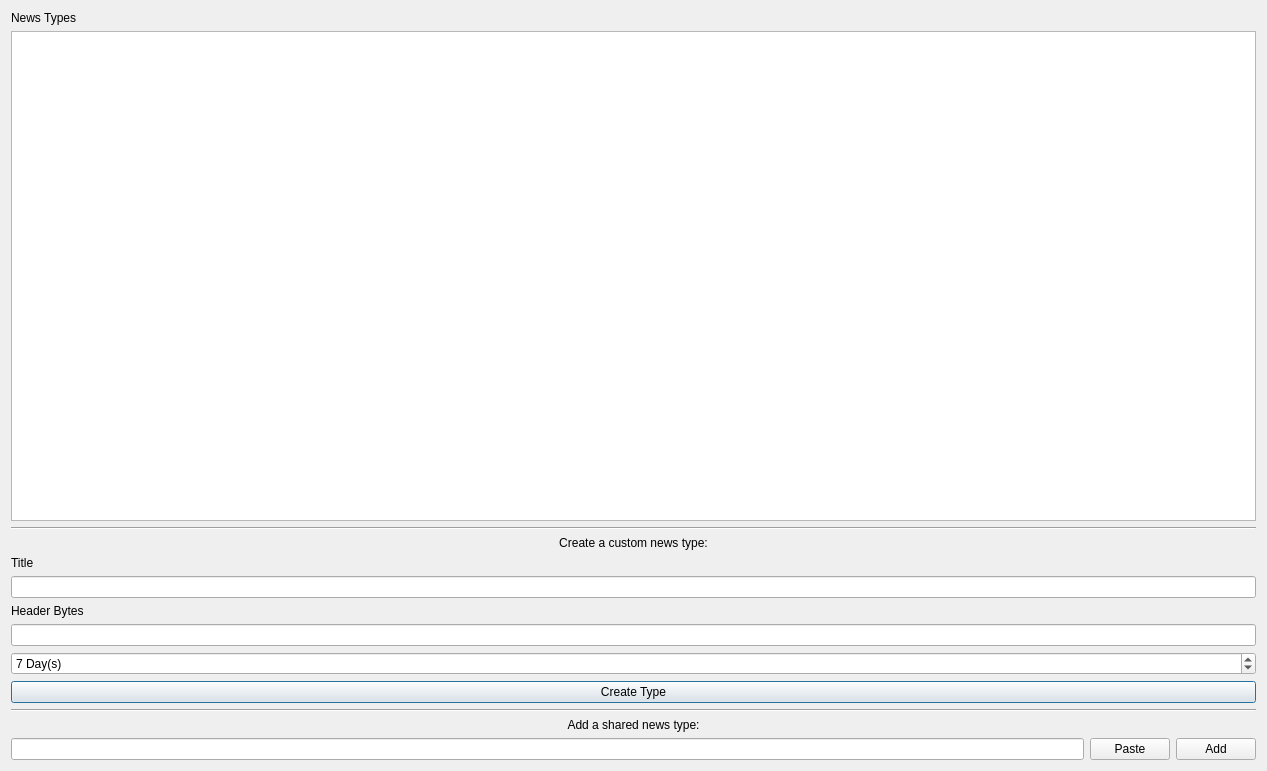
This is src/qt/forms/managenewsdialog.ui in torkelrogstad/mainchain as Qt 5 draws it before an edit. The edited form follows.
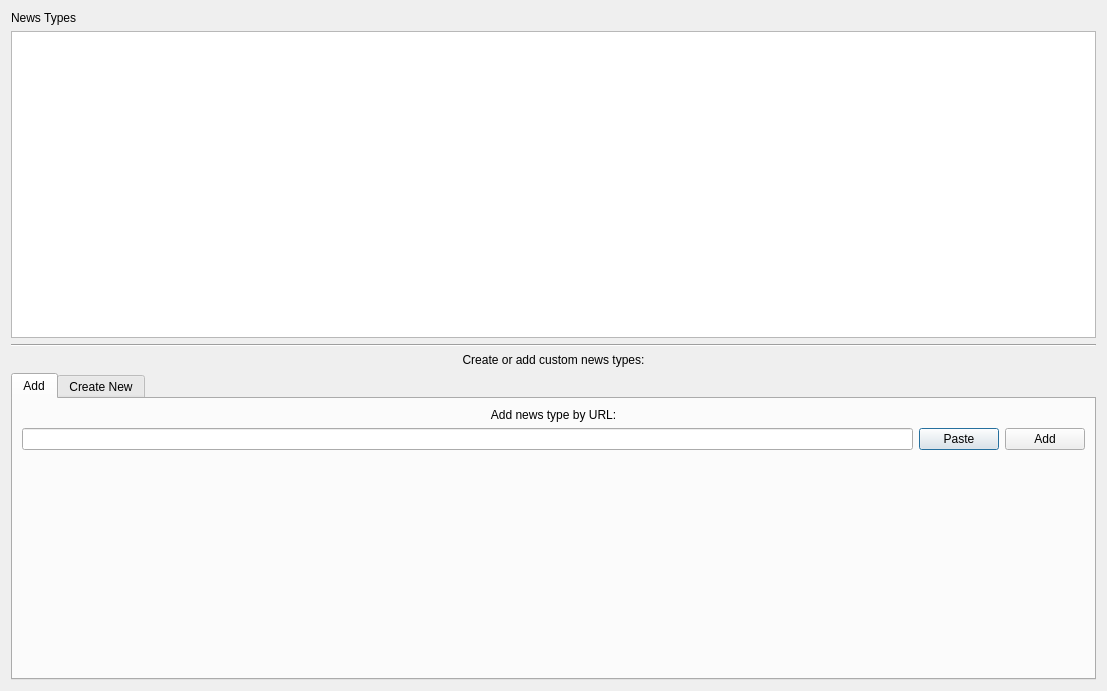
This is the edited form.

What changed in the file:
```diff
--- a/src/qt/forms/managenewsdialog.ui
+++ b/src/qt/forms/managenewsdialog.ui
@@ -6,8 +6,8 @@
    <rect>
     <x>0</x>
     <y>0</y>
-    <width>1267</width>
-    <height>771</height>
+    <width>1107</width>
+    <height>691</height>
    </rect>
   </property>
   <property name="windowTitle">
@@ -34,13 +34,77 @@
    <item>
     <widget class="QLabel" name="label_4">
      <property name="text">
-      <string>Create a custom news type:</string>
+      <string>Create or add custom news types:</string>
      </property>
      <property name="alignment">
       <set>Qt::AlignCenter</set>
      </property>
     </widget>
    </item>
+   <item>
+    <widget class="QTabWidget" name="tabWidget">
+     <property name="currentIndex">
+      <number>0</number>
+     </property>
+     <widget class="QWidget" name="tab">
+      <attribute name="title">
+       <string>Add</string>
+      </attribute>
+      <layout class="QVBoxLayout" name="verticalLayout_2">
+       <item>
+        <widget class="QLabel" name="label_5">
+         <property name="text">
+          <string>Add news type by URL:</string>
+         </property>
+         <property name="alignment">
+          <set>Qt::AlignCenter</set>
+         </property>
+        </widget>
+       </item>
+       <item>
+        <layout class="QHBoxLayout" name="horizontalLayout">
+         <property name="bottomMargin">
+          <number>0</number>
+         </property>
+         <item>
+          <widget class="QLineEdit" name="lineEditURL"/>
+         </item>
+         <item>
+          <widget class="QPushButton" name="pushButtonPaste">
+           <property name="text">
+            <string>Paste</string>
+           </property>
+          </widget>
+         </item>
+         <item>
+          <widget class="QPushButton" name="pushButtonAdd">
+           <property name="text">
+            <string>Add</string>
+           </property>
+          </widget>
+         </item>
+        </layout>
+       </item>
+       <item>
+        <spacer name="verticalSpacer">
+         <property name="orientation">
+          <enum>Qt::Vertical</enum>
+         </property>
+         <property name="sizeHint" stdset="0">
+          <size>
+           <width>20</width>
+           <height>40</height>
+          </size>
+         </property>
+        </spacer>
+       </item>
+      </layout>
+     </widget>
+     <widget class="QWidget" name="tab_2">
+      <attribute name="title">
+       <string>Create New</string>
+      </attribute>
+      <layout class="QVBoxLayout" name="verticalLayout_3">
    <item>
     <widget class="QLabel" name="label_2">
      <property name="text">
@@ -85,45 +149,21 @@
     </widget>
    </item>
    <item>
-    <widget class="Line" name="line_2">
+        <spacer name="verticalSpacer_2">
      <property name="orientation">
-      <enum>Qt::Horizontal</enum>
-     </property>
-    </widget>
-   </item>
-   <item>
-    <widget class="QLabel" name="label_5">
-     <property name="text">
-      <string>Add a shared news type:</string>
-     </property>
-     <property name="alignment">
-      <set>Qt::AlignCenter</set>
-     </property>
-    </widget>
-   </item>
-   <item>
-    <layout class="QHBoxLayout" name="horizontalLayout">
-     <property name="bottomMargin">
-      <number>0</number>
-     </property>
-     <item>
-      <widget class="QLineEdit" name="lineEditURL"/>
-     </item>
-     <item>
-      <widget class="QPushButton" name="pushButtonPaste">
-       <property name="text">
-        <string>Paste</string>
-       </property>
-      </widget>
-     </item>
-     <item>
-      <widget class="QPushButton" name="pushButtonAdd">
-       <property name="text">
-        <string>Add</string>
-       </property>
-      </widget>
-     </item>
-    </layout>
+          <enum>Qt::Vertical</enum>
+         </property>
+         <property name="sizeHint" stdset="0">
+          <size>
+           <width>20</width>
+           <height>40</height>
+          </size>
+         </property>
+        </spacer>
+       </item>
+      </layout>
+     </widget>
+    </widget>
    </item>
   </layout>
  </widget>
```
Left out of the diff: 7 changed lines with no effect on the pictures. Lines whose indentation alone changed are shown as unchanged.
